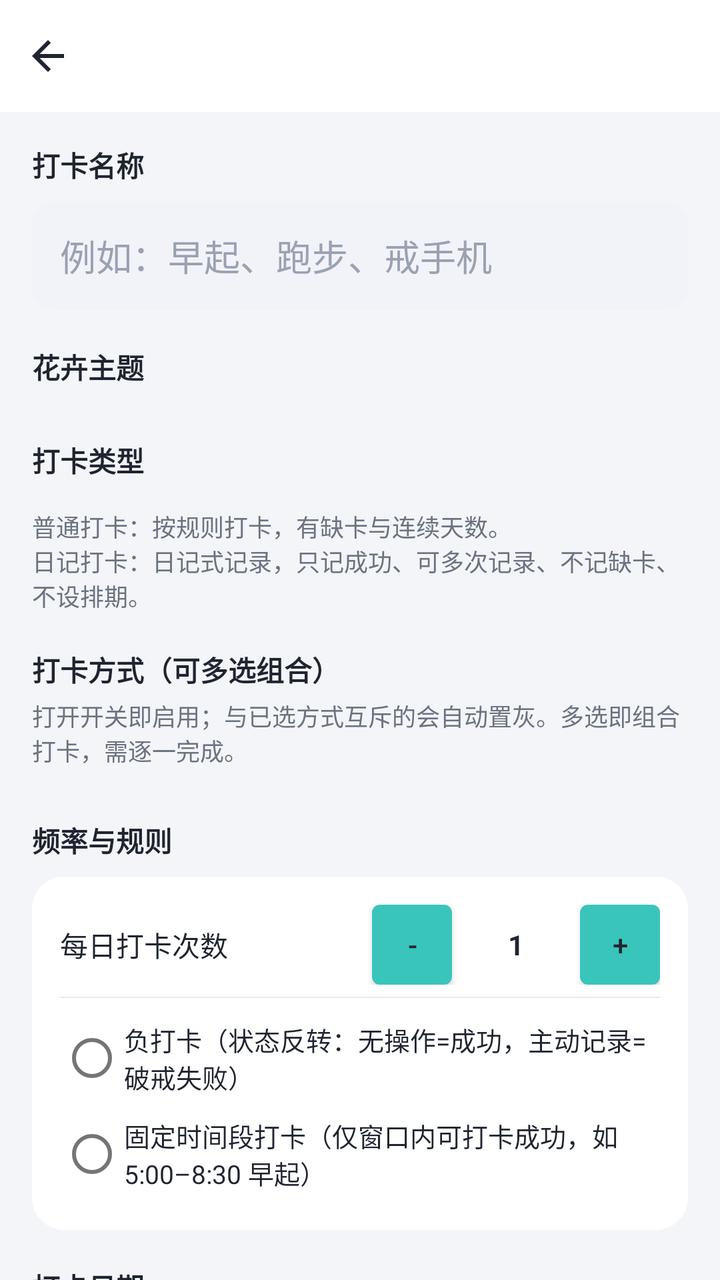
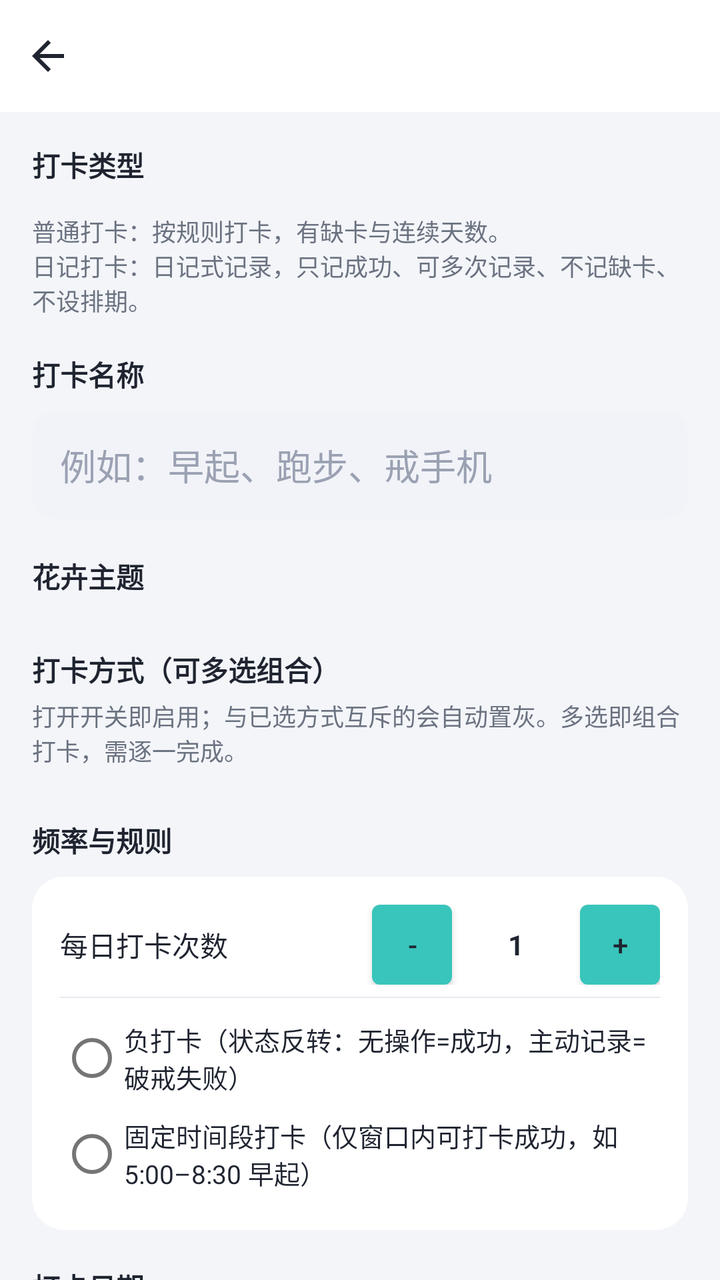

The first picture is an Android layout as it rendered before a commit; the second is the same layout after the commit. The layout source and the unified diff follow.
<!-- AndroidManifest.xml: application theme Theme.Checkin -->
<!-- res/layout/activity_create_item.xml -->
<?xml version="1.0" encoding="utf-8"?>
<LinearLayout xmlns:android="http://schemas.android.com/apk/res/android"
    android:layout_width="match_parent"
    android:layout_height="match_parent"
    android:background="@color/bg_page"
    android:orientation="vertical">

    <include android:id="@+id/topbar" layout="@layout/view_topbar" />

    <ScrollView
        android:layout_width="match_parent"
        android:layout_height="0dp"
        android:layout_weight="1"
        android:scrollbars="none">

        <LinearLayout
            android:layout_width="match_parent"
            android:layout_height="wrap_content"
            android:orientation="vertical"
            android:padding="16dp">

            
            <TextView style="@style/SectionTitle" android:text="打卡名称" />
            <EditText
                android:id="@+id/et_name"
                android:layout_width="match_parent"
                android:layout_height="wrap_content"
                android:layout_marginTop="8dp"
                android:background="@drawable/bg_input"
                android:hint="例如：早起、跑步、戒手机"
                android:inputType="text"
                android:maxLength="20"
                android:padding="14dp"
                android:textColor="@color/text_primary"
                android:textColorHint="@color/text_hint" />

            
            <TextView style="@style/SectionTitle" android:layout_marginTop="18dp" android:text="花卉主题" />
            <HorizontalScrollView
                android:layout_width="match_parent"
                android:layout_height="wrap_content"
                android:layout_marginTop="8dp"
                android:scrollbars="none">
                <LinearLayout
                    android:id="@+id/theme_container"
                    android:layout_width="wrap_content"
                    android:layout_height="wrap_content"
                    android:orientation="horizontal" />
            </HorizontalScrollView>

            
            <TextView style="@style/SectionTitle" android:layout_marginTop="18dp" android:text="打卡类型" />
            <LinearLayout
                android:id="@+id/mode_container"
                android:layout_width="match_parent"
                android:layout_height="wrap_content"
                android:layout_marginTop="8dp"
                android:orientation="horizontal" />
            <TextView
                android:id="@+id/tv_mode_hint"
                android:layout_width="match_parent"
                android:layout_height="wrap_content"
                android:layout_marginTop="6dp"
                android:text="普通打卡：按规则打卡，有缺卡与连续天数。\n日记打卡：日记式记录，只记成功、可多次记录、不记缺卡、不设排期。"
                android:textColor="@color/text_secondary"
                android:textSize="12sp" />

            
            <LinearLayout
                android:id="@+id/journal_panel"
                android:layout_width="match_parent"
                android:layout_height="wrap_content"
                android:layout_marginTop="18dp"
                android:orientation="vertical"
                android:visibility="gone">

                <TextView style="@style/SectionTitle" android:text="记录类型" />
                <RadioGroup
                    android:id="@+id/rg_journal_type"
                    android:layout_width="match_parent"
                    android:layout_height="wrap_content"
                    android:layout_marginTop="8dp"
                    android:background="@drawable/bg_card"
                    android:orientation="vertical"
                    android:padding="14dp">
                    <RadioButton
                        android:id="@+id/rb_journal_suixinsui"
                        android:layout_width="match_parent"
                        android:layout_height="wrap_content"
                        android:checked="true"
                        android:text="📔 随心记（文字 / 拍照 / 位置 / 语音）"
                        android:textColor="@color/text_primary"
                        android:textSize="13sp" />
                    <RadioButton
                        android:id="@+id/rb_journal_mood"
                        android:layout_width="match_parent"
                        android:layout_height="wrap_content"
                        android:layout_marginTop="4dp"
                        android:text="😊 心情日记（5 档心情 + 可选文字）"
                        android:textColor="@color/text_primary"
                        android:textSize="13sp" />
                </RadioGroup>

                <CheckBox
                    android:id="@+id/cb_mood_chart"
                    android:layout_width="match_parent"
                    android:layout_height="wrap_content"
                    android:layout_marginTop="10dp"
                    android:text="心情折线图（当日多条心情时在备注栏画趋势线，随时可改）"
                    android:textColor="@color/text_primary"
                    android:textSize="13sp"
                    android:visibility="gone" />
            </LinearLayout>

            
            <TextView
                android:id="@+id/tv_method_title"
                style="@style/SectionTitle"
                android:layout_marginTop="18dp"
                android:text="打卡方式（可多选组合）" />
            <TextView
                android:id="@+id/tv_method_desc"
                android:layout_width="match_parent"
                android:layout_height="wrap_content"
                android:layout_marginTop="4dp"
                android:text="打开开关即启用；与已选方式互斥的会自动置灰。多选即组合打卡，需逐一完成。"
                android:textColor="@color/text_secondary"
                android:textSize="12sp" />
            <LinearLayout
                android:id="@+id/method_container"
                android:layout_width="match_parent"
                android:layout_height="wrap_content"
                android:layout_marginTop="8dp"
                android:orientation="vertical" />

            
            <TextView
                android:id="@+id/tv_rule_title"
                style="@style/SectionTitle"
                android:layout_marginTop="18dp"
                android:text="频率与规则" />
            <LinearLayout
                android:id="@+id/rule_card"
                android:layout_width="match_parent"
                android:layout_height="wrap_content"
                android:layout_marginTop="8dp"
                android:background="@drawable/bg_card"
                android:orientation="vertical"
                android:padding="14dp">

                <LinearLayout
                    android:layout_width="match_parent"
                    android:layout_height="wrap_content"
                    android:gravity="center_vertical"
                    android:orientation="horizontal">
                    <TextView
                        android:layout_width="0dp"
                        android:layout_height="wrap_content"
                        android:layout_weight="1"
                        android:text="每日打卡次数"
                        android:textColor="@color/text_primary" />
                    <Button
                        android:id="@+id/btn_limit_minus"
                        android:layout_width="40dp"
                        android:layout_height="40dp"
                        android:insetTop="0dp" android:insetBottom="0dp"
                        android:padding="0dp"
                        android:text="-"
                        android:textColor="@color/text_primary" />
                    <TextView
                        android:id="@+id/tv_limit"
                        android:layout_width="64dp"
                        android:layout_height="wrap_content"
                        android:gravity="center"
                        android:text="1"
                        android:textColor="@color/text_primary"
                        android:textStyle="bold" />
                    <Button
                        android:id="@+id/btn_limit_plus"
                        android:layout_width="40dp"
                        android:layout_height="40dp"
                        android:insetTop="0dp" android:insetBottom="0dp"
                        android:padding="0dp"
                        android:text="+"
                        android:textColor="@color/text_primary" />
                </LinearLayout>

                <View android:layout_width="match_parent" android:layout_height="0.5dp" android:layout_marginVertical="6dp" android:background="@color/divider" />

                <RadioButton
                    android:id="@+id/cb_negative"
                    android:layout_width="match_parent"
                    android:layout_height="wrap_content"
                    android:text="负打卡（状态反转：无操作=成功，主动记录=破戒失败）"
                    android:textColor="@color/text_primary"
                    android:textSize="13sp" />

                <RadioButton
                    android:id="@+id/cb_time_window"
                    android:layout_width="match_parent"
                    android:layout_height="wrap_content"
                    android:text="固定时间段打卡（仅窗口内可打卡成功，如 5:00–8:30 早起）"
                    android:textColor="@color/text_primary"
                    android:textSize="13sp" />

                <LinearLayout
                    android:id="@+id/tw_panel"
                    android:layout_width="match_parent"
                    android:layout_height="wrap_content"
                    android:orientation="vertical"
                    android:visibility="gone">

                    <LinearLayout
                        android:layout_width="match_parent"
                        android:layout_height="wrap_content"
                        android:gravity="center_vertical"
                        android:orientation="horizontal"
                        android:paddingHorizontal="12dp">
                        <TextView android:layout_width="wrap_content" android:layout_height="wrap_content" android:text="开始  " android:textColor="@color/text_secondary"/>
                        <Button android:id="@+id/btn_tw_start" android:layout_width="wrap_content" android:layout_height="wrap_content" android:insetTop="0dp" android:insetBottom="0dp" android:text="05:00" android:textColor="@color/brand_dark"/>
                        <TextView android:layout_width="wrap_content" android:layout_height="wrap_content" android:layout_marginStart="16dp" android:text="结束  " android:textColor="@color/text_secondary"/>
                        <Button android:id="@+id/btn_tw_end" android:layout_width="wrap_content" android:layout_height="wrap_content" android:insetTop="0dp" android:insetBottom="0dp" android:text="08:30" android:textColor="@color/brand_dark"/>
                    </LinearLayout>

                    <TextView
                        android:id="@+id/tv_tw_hint"
                        android:layout_width="match_parent"
                        android:layout_height="wrap_content"
                        android:paddingHorizontal="12dp"
                        android:textColor="@color/text_secondary"
                        android:textSize="12sp"
                        android:text="仅在所选时间段内可打卡成功；不支持跨天（如 23:00–01:00）；开启后将无法选择自动打卡。" />
                </LinearLayout>

            </LinearLayout>

            
            <TextView
                android:id="@+id/tv_schedule_title"
                style="@style/SectionTitle"
                android:layout_marginTop="18dp"
                android:text="打卡日期" />
            <LinearLayout
                android:id="@+id/schedule_container"
                android:layout_width="match_parent"
                android:layout_height="wrap_content"
                android:layout_marginTop="8dp"
                android:background="@drawable/bg_card"
                android:orientation="vertical"
                android:padding="14dp">
            </LinearLayout>

            
            <TextView
                android:id="@+id/tv_offset_title"
                style="@style/SectionTitle"
                android:layout_marginTop="18dp"
                android:text="连续打卡抵消机制" />
            <LinearLayout
                android:id="@+id/offset_card"
                android:layout_width="match_parent"
                android:layout_height="wrap_content"
                android:layout_marginTop="8dp"
                android:background="@drawable/bg_card"
                android:orientation="vertical"
                android:padding="14dp">

                <CheckBox
                    android:id="@+id/cb_offset"
                    android:layout_width="match_parent"
                    android:layout_height="wrap_content"
                    android:text="开启抵消机会（🛡️可补漏签）"
                    android:textColor="@color/text_primary" />

                <LinearLayout
                    android:id="@+id/offset_panel"
                    android:layout_width="match_parent"
                    android:layout_height="wrap_content"
                    android:orientation="vertical"
                    android:visibility="gone">

                    <RadioGroup
                        android:id="@+id/rg_offset_mode"
                        android:layout_width="match_parent"
                        android:layout_height="wrap_content"
                        android:orientation="vertical">
                        <RadioButton android:id="@+id/rb_mode_a" android:layout_width="match_parent" android:layout_height="wrap_content" android:checked="true" android:text="模式A 累积型：每连续N天得1次，可累积" android:textColor="@color/text_primary"/>
                        <RadioButton android:id="@+id/rb_mode_b" android:layout_width="match_parent" android:layout_height="wrap_content" android:text="模式B 阈值型：连续达N天补满k次（不叠加）" android:textColor="@color/text_primary"/>
                        <RadioButton android:id="@+id/rb_mode_c" android:layout_width="match_parent" android:layout_height="wrap_content" android:text="模式C 周期型：每N天周期得k次" android:textColor="@color/text_primary"/>
                    </RadioGroup>

                    <LinearLayout
                        android:layout_width="match_parent"
                        android:layout_height="wrap_content"
                        android:layout_marginTop="6dp"
                        android:gravity="center_vertical"
                        android:orientation="horizontal">
                        <TextView android:layout_width="wrap_content" android:layout_height="wrap_content" android:text="连续天数 N=" android:textColor="@color/text_primary"/>
                        <EditText android:id="@+id/et_offset_n" android:layout_width="70dp" android:layout_height="wrap_content" android:background="@drawable/bg_input" android:inputType="number" android:padding="10dp" android:text="3" android:textColor="@color/text_primary"/>
                        <TextView android:id="@+id/tv_k_label" android:layout_width="wrap_content" android:layout_height="wrap_content" android:layout_marginStart="16dp" android:text="次数 k=" android:textColor="@color/text_primary"/>
                        <EditText android:id="@+id/et_offset_k" android:layout_width="70dp" android:layout_height="wrap_content" android:background="@drawable/bg_input" android:inputType="number" android:padding="10dp" android:text="1" android:textColor="@color/text_primary"/>
                    </LinearLayout>

                    <CheckBox
                        android:id="@+id/cb_offset_auto"
                        android:layout_width="match_parent"
                        android:layout_height="wrap_content"
                        android:layout_marginTop="6dp"
                        android:text="漏签时自动消耗（关闭则手动点日期补签）"
                        android:textColor="@color/text_primary"
                        android:textSize="13sp" />
                </LinearLayout>
            </LinearLayout>

            
            <TextView
                android:id="@+id/tv_policy_title"
                style="@style/SectionTitle"
                android:layout_marginTop="18dp"
                android:text="逻辑修改策略（创建后不可更改）" />
            <RadioGroup
                android:id="@+id/policy_card"
                android:layout_width="match_parent"
                android:layout_height="wrap_content"
                android:layout_marginTop="8dp"
                android:background="@drawable/bg_card"
                android:orientation="vertical"
                android:padding="14dp">
                <RadioButton android:id="@+id/rb_locked" android:layout_width="match_parent" android:layout_height="wrap_content" android:checked="true" android:text="不可修改（规则创建后锁定）" android:textColor="@color/text_primary"/>
                <RadioButton android:id="@+id/rb_interval" android:layout_width="match_parent" android:layout_height="wrap_content" android:text="每 N 天可修改一次" android:textColor="@color/text_primary"/>
                <LinearLayout
                    android:id="@+id/interval_panel"
                    android:layout_width="match_parent"
                    android:layout_height="wrap_content"
                    android:gravity="center_vertical"
                    android:orientation="horizontal"
                    android:paddingStart="12dp"
                    android:visibility="gone">
                    <TextView android:layout_width="wrap_content" android:layout_height="wrap_content" android:text="间隔天数 N =" android:textColor="@color/text_primary"/>
                    <EditText android:id="@+id/et_interval" android:layout_width="80dp" android:layout_height="wrap_content" android:layout_marginStart="8dp" android:background="@drawable/bg_input" android:inputType="number" android:padding="10dp" android:text="7" android:textColor="@color/text_primary"/>
                    <TextView android:layout_width="wrap_content" android:layout_height="wrap_content" android:text=" 天" android:textColor="@color/text_secondary"/>
                </LinearLayout>
            </RadioGroup>

            <Button
                android:id="@+id/btn_save"
                style="@style/PrimaryButton"
                android:layout_width="match_parent"
                android:layout_marginTop="24dp"
                android:layout_marginBottom="20dp"
                android:text="保存打卡项" />
        </LinearLayout>
    </ScrollView>
</LinearLayout>
<!-- res/layout/view_topbar.xml (included above) -->
<?xml version="1.0" encoding="utf-8"?>
<LinearLayout xmlns:android="http://schemas.android.com/apk/res/android"
    android:layout_width="match_parent"
    android:layout_height="56dp"
    android:background="@color/white"
    android:gravity="center_vertical"
    android:orientation="horizontal">

    <ImageButton
        android:id="@+id/btn_back"
        android:layout_width="48dp"
        android:layout_height="48dp"
        android:background="?attr/selectableItemBackgroundBorderless"
        android:contentDescription="返回"
        android:src="@drawable/ic_back" />

    <FrameLayout
        android:layout_width="0dp"
        android:layout_height="match_parent"
        android:layout_weight="1">

        <TextView
            android:id="@+id/tv_title"
            android:layout_width="wrap_content"
            android:layout_height="wrap_content"
            android:layout_gravity="center"
            android:textColor="@color/text_primary"
            android:textSize="17sp"
            android:textStyle="bold" />
    </FrameLayout>

    <FrameLayout
        android:id="@+id/title_right_container"
        android:layout_width="wrap_content"
        android:layout_height="match_parent"
        android:minWidth="48dp" />
</LinearLayout>
<!-- resources referenced by this layout -->
<resources>
  <color name="bg_page">#F3F5F9</color>
  <color name="brand_dark">#1F9C94</color>
  <color name="divider">#E7EAF1</color>
  <color name="text_hint">#9AA1B2</color>
  <color name="text_primary">#1F2430</color>
  <color name="text_secondary">#6B7280</color>
  <color name="white">#FFFFFF</color>
  <!-- drawable bg_card (drawable) -->
  <?xml version="1.0" encoding="utf-8"?>
  <shape xmlns:android="http://schemas.android.com/apk/res/android" android:shape="rectangle">
      <solid android:color="@color/bg_card" />
      <corners android:radius="16dp" />
  </shape>
  <!-- drawable bg_input (drawable) -->
  <?xml version="1.0" encoding="utf-8"?>
  <shape xmlns:android="http://schemas.android.com/apk/res/android" android:shape="rectangle">
      <solid android:color="#F1F3F8" />
      <corners android:radius="12dp" />
  </shape>
  <!-- drawable ic_back (drawable) -->
  <vector xmlns:android="http://schemas.android.com/apk/res/android"
      android:width="24dp" android:height="24dp"
      android:viewportWidth="24" android:viewportHeight="24" android:tint="@color/text_primary">
      <path android:fillColor="@android:color/white" android:pathData="M20,11H7.83l5.59,-5.59L12,4l-8,8 8,8 1.41,-1.41L7.83,13H20v-2z"/>
  </vector>
  <style name="PrimaryButton" parent="Widget.MaterialComponents.Button">
          <item name="android:layout_height">52dp</item>
          <item name="cornerRadius">14dp</item>
          <item name="android:textSize">16sp</item>
          <item name="android:textStyle">bold</item>
          <item name="android:textColor">@color/white</item>
      </style>
  <style name="SectionTitle">
          <item name="android:layout_width">wrap_content</item>
          <item name="android:layout_height">wrap_content</item>
          <item name="android:textSize">14sp</item>
          <item name="android:textStyle">bold</item>
          <item name="android:textColor">@color/text_primary</item>
      </style>
  <style name="Theme.Checkin" parent="Theme.MaterialComponents.Light.NoActionBar">
          <item name="colorPrimary">@color/brand</item>
          <item name="colorPrimaryDark">@color/brand_dark</item>
          <item name="colorAccent">@color/brand</item>
          <item name="android:windowBackground">@color/bg_page</item>
          <item name="android:statusBarColor">@color/white</item>
          <item name="android:windowLightStatusBar">true</item>
          <item name="android:textColorPrimary">@color/text_primary</item>
          <item name="android:textColorSecondary">@color/text_secondary</item>
          <item name="bottomNavigationStyle">@style/Widget.Checkin.BottomNav</item>
      </style>
  <color name="bg_card">#FFFFFF</color>
  <color name="brand">#39C5BB</color>
  <style name="Widget.Checkin.BottomNav" parent="Widget.MaterialComponents.BottomNavigationView">
          <item name="itemTextColor">@color/nav_tint</item>
          <item name="itemIconTint">@color/nav_tint</item>
          <item name="backgroundTint">@color/white</item>
          <item name="elevation">10dp</item>
          <item name="labelVisibilityMode">labeled</item>
      </style>
</resources>

<!-- the commit's change to res/layout/activity_create_item.xml (unified diff, before → after) -->
@@ -20,7 +20,71 @@
             android:padding="16dp">
 
             
-            <TextView style="@style/SectionTitle" android:text="打卡名称" />
+            <TextView style="@style/SectionTitle" android:text="打卡类型" />
+            <LinearLayout
+                android:id="@+id/mode_container"
+                android:layout_width="match_parent"
+                android:layout_height="wrap_content"
+                android:layout_marginTop="8dp"
+                android:orientation="horizontal" />
+            <TextView
+                android:id="@+id/tv_mode_hint"
+                android:layout_width="match_parent"
+                android:layout_height="wrap_content"
+                android:layout_marginTop="6dp"
+                android:text="普通打卡：按规则打卡，有缺卡与连续天数。\n日记打卡：日记式记录，只记成功、可多次记录、不记缺卡、不设排期。"
+                android:textColor="@color/text_secondary"
+                android:textSize="12sp" />
+
+            
+            <LinearLayout
+                android:id="@+id/journal_panel"
+                android:layout_width="match_parent"
+                android:layout_height="wrap_content"
+                android:layout_marginTop="18dp"
+                android:orientation="vertical"
+                android:visibility="gone">
+
+                <TextView style="@style/SectionTitle" android:text="记录类型" />
+                <RadioGroup
+                    android:id="@+id/rg_journal_type"
+                    android:layout_width="match_parent"
+                    android:layout_height="wrap_content"
+                    android:layout_marginTop="8dp"
+                    android:background="@drawable/bg_card"
+                    android:orientation="vertical"
+                    android:padding="14dp">
+                    <RadioButton
+                        android:id="@+id/rb_journal_suixinsui"
+                        android:layout_width="match_parent"
+                        android:layout_height="wrap_content"
+                        android:checked="true"
+                        android:text="📔 随心记（文字 / 拍照 / 位置 / 语音）"
+                        android:textColor="@color/text_primary"
+                        android:textSize="13sp" />
+                    <RadioButton
+                        android:id="@+id/rb_journal_mood"
+                        android:layout_width="match_parent"
+                        android:layout_height="wrap_content"
+                        android:layout_marginTop="4dp"
+                        android:text="😊 心情日记（5 档心情 + 可选文字）"
+                        android:textColor="@color/text_primary"
+                        android:textSize="13sp" />
+                </RadioGroup>
+
+                <CheckBox
+                    android:id="@+id/cb_mood_chart"
+                    android:layout_width="match_parent"
+                    android:layout_height="wrap_content"
+                    android:layout_marginTop="10dp"
+                    android:text="心情折线图（当日多条心情时在备注栏画趋势线，随时可改）"
+                    android:textColor="@color/text_primary"
+                    android:textSize="13sp"
+                    android:visibility="gone" />
+            </LinearLayout>
+
+            
+            <TextView style="@style/SectionTitle" android:layout_marginTop="18dp" android:text="打卡名称" />
             <EditText
                 android:id="@+id/et_name"
                 android:layout_width="match_parent"
@@ -49,68 +113,8 @@
             </HorizontalScrollView>
 
             
-            <TextView style="@style/SectionTitle" android:layout_marginTop="18dp" android:text="打卡类型" />
-            <LinearLayout
-                android:id="@+id/mode_container"
-                android:layout_width="match_parent"
-                android:layout_height="wrap_content"
-                android:layout_marginTop="8dp"
-                android:orientation="horizontal" />
-            <TextView
-                android:id="@+id/tv_mode_hint"
-                android:layout_width="match_parent"
-                android:layout_height="wrap_content"
-                android:layout_marginTop="6dp"
-                android:text="普通打卡：按规则打卡，有缺卡与连续天数。\n日记打卡：日记式记录，只记成功、可多次记录、不记缺卡、不设排期。"
-                android:textColor="@color/text_secondary"
-                android:textSize="12sp" />
-
-            
-            <LinearLayout
-                android:id="@+id/journal_panel"
-                android:layout_width="match_parent"
-                android:layout_height="wrap_content"
-                android:layout_marginTop="18dp"
-                android:orientation="vertical"
-                android:visibility="gone">
-
-                <TextView style="@style/SectionTitle" android:text="记录类型" />
-                <RadioGroup
-                    android:id="@+id/rg_journal_type"
-                    android:layout_width="match_parent"
-                    android:layout_height="wrap_content"
-                    android:layout_marginTop="8dp"
-                    android:background="@drawable/bg_card"
-                    android:orientation="vertical"
-                    android:padding="14dp">
-                    <RadioButton
-                        android:id="@+id/rb_journal_suixinsui"
-                        android:layout_width="match_parent"
-                        android:layout_height="wrap_content"
-                        android:checked="true"
-                        android:text="📔 随心记（文字 / 拍照 / 位置 / 语音）"
-                        android:textColor="@color/text_primary"
-                        android:textSize="13sp" />
-                    <RadioButton
-                        android:id="@+id/rb_journal_mood"
-                        android:layout_width="match_parent"
-                        android:layout_height="wrap_content"
-                        android:layout_marginTop="4dp"
-                        android:text="😊 心情日记（5 档心情 + 可选文字）"
-                        android:textColor="@color/text_primary"
-                        android:textSize="13sp" />
-                </RadioGroup>
-
-                <CheckBox
-                    android:id="@+id/cb_mood_chart"
-                    android:layout_width="match_parent"
-                    android:layout_height="wrap_content"
-                    android:layout_marginTop="10dp"
-                    android:text="心情折线图（当日多条心情时在备注栏画趋势线，随时可改）"
-                    android:textColor="@color/text_primary"
-                    android:textSize="13sp"
-                    android:visibility="gone" />
-            </LinearLayout>
+
+            
 
             
             <TextView
